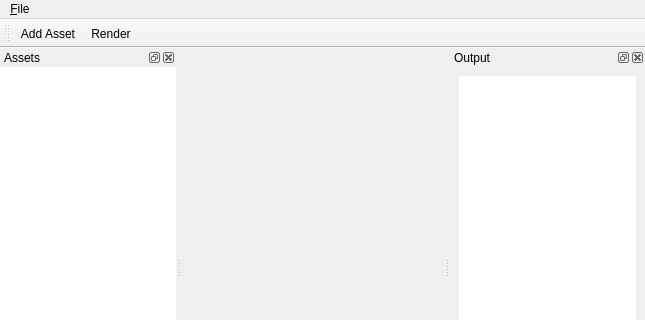
Old version of the form dieschere/main.ui in the repository ralsina/24-hour-apps; both pictures show x 0 to 645 and y 0 to 320 of the 645 by 508 pixel window.
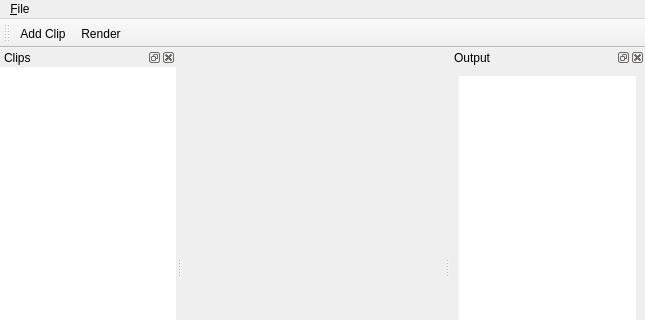
New version of the form. Icons and pictures are not drawn. Custom widgets are drawn as their Qt base class.

Commit message: Context menu for assets/output | removed assets from the ui, replaced with clips

```diff
--- a/dieschere/main.ui
+++ b/dieschere/main.ui
@@ -246,7 +246,7 @@
   </widget>
   <widget class="QDockWidget" name="dockWidget_3">
    <property name="windowTitle">
-    <string>Assets</string>
+    <string>Clips</string>
    </property>
    <attribute name="dockWidgetArea">
     <number>1</number>
@@ -305,7 +305,7 @@
      <normaloff>:/icons/fileopen.svg</normaloff>:/icons/fileopen.svg</iconset>
    </property>
    <property name="text">
-    <string>Add Asset</string>
+    <string>Add Clip</string>
    </property>
    <property name="shortcut">
     <string>Ctrl+Shift+O</string>
```
Left out of the diff: 8 changed lines with no effect on the pictures. The commit also changes 3 other files.
